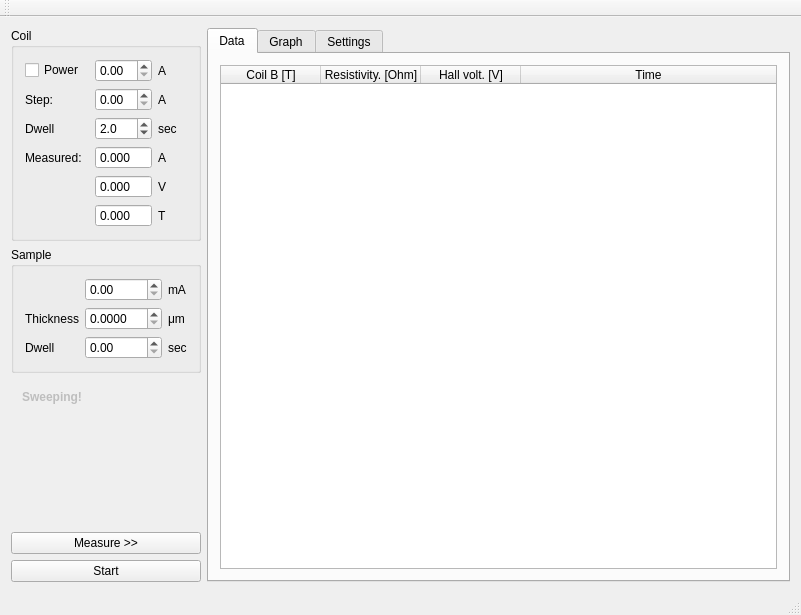
mBr001/hall, file src/mainwindow.ui: the form before one commit.
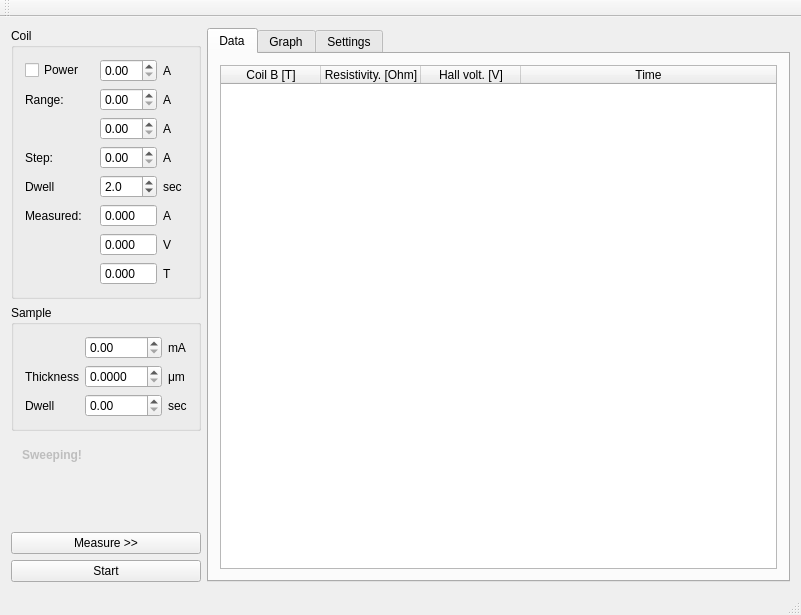
The form after the commit. Custom widgets are drawn as their Qt base class.

Diff of the .ui file:
```diff
--- a/src/mainwindow.ui
+++ b/src/mainwindow.ui
@@ -55,14 +55,14 @@
              </property>
             </widget>
            </item>
-           <item row="3" column="0" colspan="2">
+           <item row="5" column="0" colspan="2">
             <widget class="QLabel" name="label_6">
              <property name="text">
               <string>Measured:</string>
              </property>
             </widget>
            </item>
-           <item row="3" column="2">
+           <item row="5" column="2">
             <widget class="QDoubleSpinBox" name="coilCurrMeasDoubleSpinBox">
              <property name="toolTip">
               <string>Measured value of current passing trought coil.</string>
@@ -78,14 +78,14 @@
              </property>
             </widget>
            </item>
-           <item row="3" column="3">
+           <item row="5" column="3">
             <widget class="QLabel" name="label_8">
              <property name="text">
               <string>A</string>
              </property>
             </widget>
            </item>
-           <item row="4" column="2">
+           <item row="6" column="2">
             <widget class="QDoubleSpinBox" name="coilVoltMeasDoubleSpinBox">
              <property name="toolTip">
               <string>Measured value of voltage at coil.</string>
@@ -101,42 +101,42 @@
              </property>
             </widget>
            </item>
-           <item row="4" column="3">
+           <item row="6" column="3">
             <widget class="QLabel" name="label_2">
              <property name="text">
               <string>V</string>
              </property>
             </widget>
            </item>
-           <item row="1" column="0" colspan="2">
+           <item row="3" column="0" colspan="2">
             <widget class="QLabel" name="label_11">
              <property name="text">
               <string>Step:</string>
              </property>
             </widget>
            </item>
-           <item row="1" column="2">
-            <widget class="QDoubleSpinBox" name="coilStepDoubleSpinBox">
+           <item row="3" column="2">
+            <widget class="QDoubleSpinBox" name="coilCurrStepDoubleSpinBox">
              <property name="toolTip">
               <string>Step for current value for automated measurement.</string>
              </property>
             </widget>
            </item>
-           <item row="1" column="3">
+           <item row="3" column="3">
             <widget class="QLabel" name="label_12">
              <property name="text">
               <string>A</string>
              </property>
             </widget>
            </item>
-           <item row="2" column="0" colspan="2">
+           <item row="4" column="0" colspan="2">
             <widget class="QLabel" name="label_4">
              <property name="text">
               <string>Dwell</string>
              </property>
             </widget>
            </item>
-           <item row="2" column="2">
+           <item row="4" column="2">
             <widget class="QDoubleSpinBox" name="coilDwellDoubleSpinBox">
              <property name="toolTip">
               <string>Dwell betwen coil current change and begin of new measurement.</string>
@@ -149,21 +149,21 @@
              </property>
             </widget>
            </item>
-           <item row="2" column="3">
+           <item row="4" column="3">
             <widget class="QLabel" name="label_9">
              <property name="text">
               <string>sec</string>
              </property>
             </widget>
            </item>
-           <item row="5" column="3">
+           <item row="7" column="3">
             <widget class="QLabel" name="label_13">
              <property name="text">
               <string>T</string>
              </property>
             </widget>
            </item>
-           <item row="5" column="2">
+           <item row="7" column="2">
             <widget class="QDoubleSpinBox" name="coilBDoubleSpinBox">
              <property name="readOnly">
               <bool>true</bool>
@@ -185,6 +185,33 @@
              </property>
             </widget>
            </item>
+           <item row="1" column="0">
+            <widget class="QLabel" name="label_10">
+             <property name="text">
+              <string>Range:</string>
+             </property>
+            </widget>
+           </item>
+           <item row="1" column="2">
+            <widget class="QDoubleSpinBox" name="coilCurrMinDoubleSpinBox"/>
+           </item>
+           <item row="2" column="2">
+            <widget class="QDoubleSpinBox" name="coilCurrMaxDoubleSpinBox"/>
+           </item>
+           <item row="1" column="3">
+            <widget class="QLabel" name="label_21">
+             <property name="text">
+              <string>A</string>
+             </property>
+            </widget>
+           </item>
+           <item row="2" column="3">
+            <widget class="QLabel" name="label_22">
+             <property name="text">
+              <string>A</string>
+             </property>
+            </widget>
+           </item>
           </layout>
          </widget>
         </item>
```
